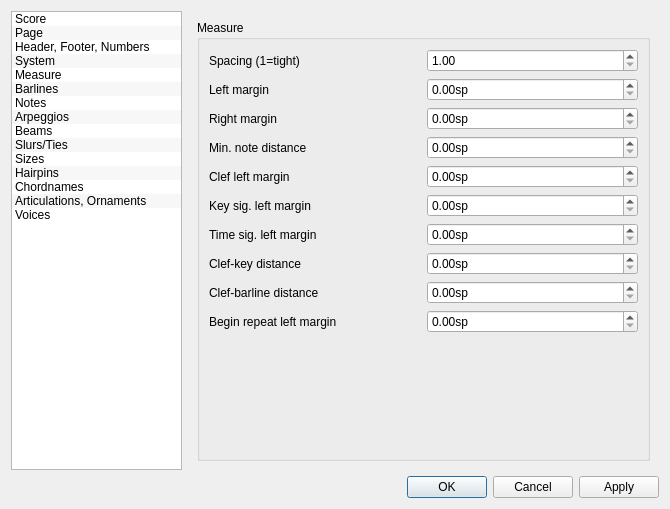
Qt form mscore/mscore/editstyle.ui (musescore/musescore-old) before a commit.
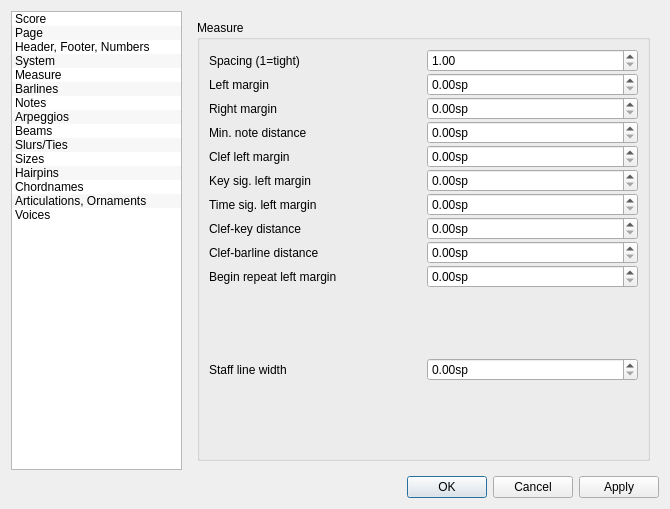
The same form after that commit. The open tabs and pages were chosen to show the change. Icons and pictures are not drawn.

Diff of the .ui file:
```diff
--- a/mscore/mscore/editstyle.ui
+++ b/mscore/mscore/editstyle.ui
@@ -1153,6 +1153,9 @@
           <bool>false</bool>
          </property>
          <layout class="QGridLayout" name="gridLayout_9">
+          <property name="verticalSpacing">
+           <number>1</number>
+          </property>
           <item row="0" column="0">
            <widget class="QLabel" name="label_11">
             <property name="text">
@@ -1380,7 +1383,7 @@
             </property>
            </widget>
           </item>
-          <item row="10" column="0">
+          <item row="12" column="0">
            <spacer name="verticalSpacer_10">
             <property name="orientation">
              <enum>Qt::Vertical</enum>
@@ -1393,6 +1396,36 @@
             </property>
            </spacer>
           </item>
+          <item row="11" column="1">
+           <widget class="QDoubleSpinBox" name="staffLineWidth">
+            <property name="suffix">
+             <string extracomment="spatium unit">sp</string>
+            </property>
+            <property name="singleStep">
+             <double>0.100000000000000</double>
+            </property>
+           </widget>
+          </item>
+          <item row="11" column="0">
+           <widget class="QLabel" name="label">
+            <property name="text">
+             <string>Staff line width</string>
+            </property>
+           </widget>
+          </item>
+          <item row="10" column="0">
+           <spacer name="verticalSpacer_11">
+            <property name="orientation">
+             <enum>Qt::Vertical</enum>
+            </property>
+            <property name="sizeHint" stdset="0">
+             <size>
+              <width>20</width>
+              <height>40</height>
+             </size>
+            </property>
+           </spacer>
+          </item>
          </layout>
         </widget>
        </item>
```
Left out of the diff: 2 changed lines with no effect on the pictures.
